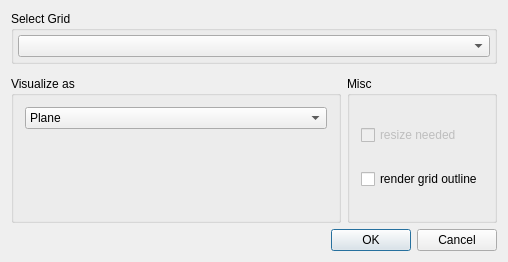
This is source/VIEW/DIALOGS/gridVisualizationDialog.ui in BALL-Project/ball as Qt 5 draws it before an edit. The edited form follows.
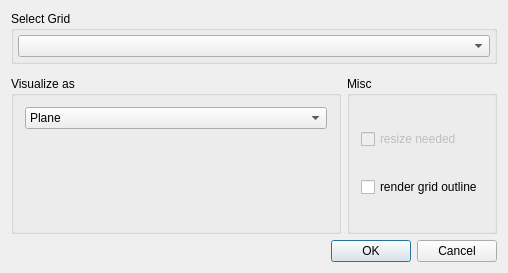
This is the edited form. Custom widgets are drawn as their Qt base class.

The edit to the form file:
```diff
--- a/source/VIEW/DIALOGS/gridVisualizationDialog.ui
+++ b/source/VIEW/DIALOGS/gridVisualizationDialog.ui
@@ -7,7 +7,7 @@
     <x>0</x>
     <y>0</y>
     <width>508</width>
-    <height>251</height>
+    <height>273</height>
    </rect>
   </property>
   <property name="windowTitle">
```
Left out of the diff: 11 changed lines with no effect on the pictures.
